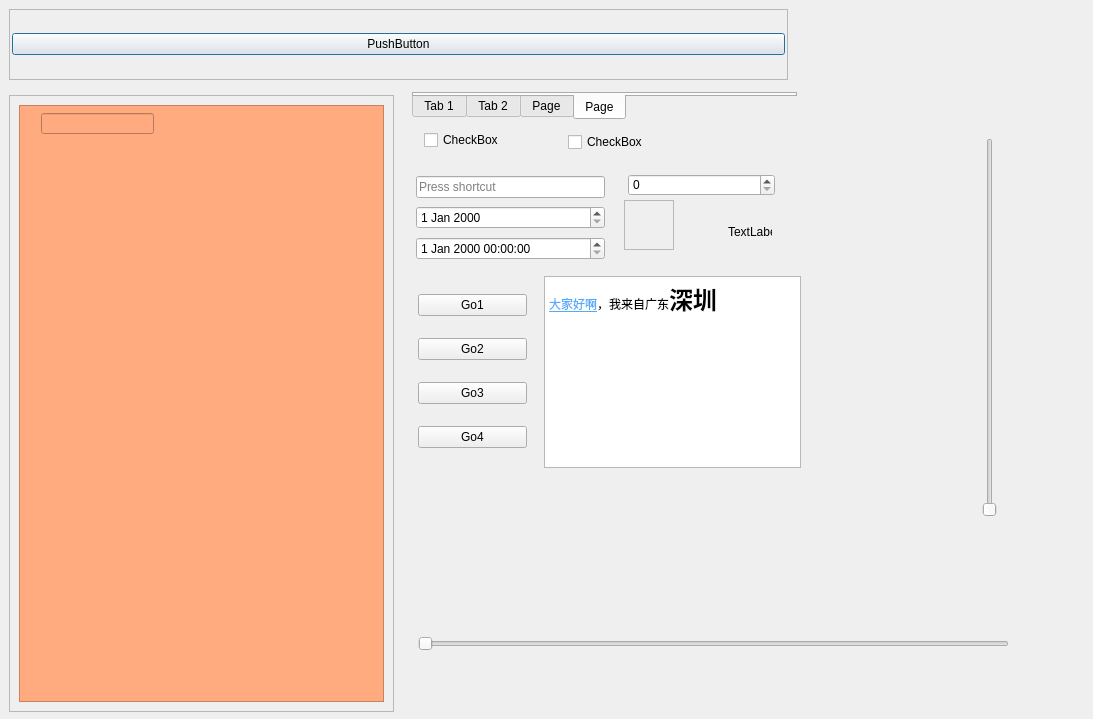
Above: DialogScrollTest.ui from wlffeng2008/SimpleTest before the change. Below: the same form after it.
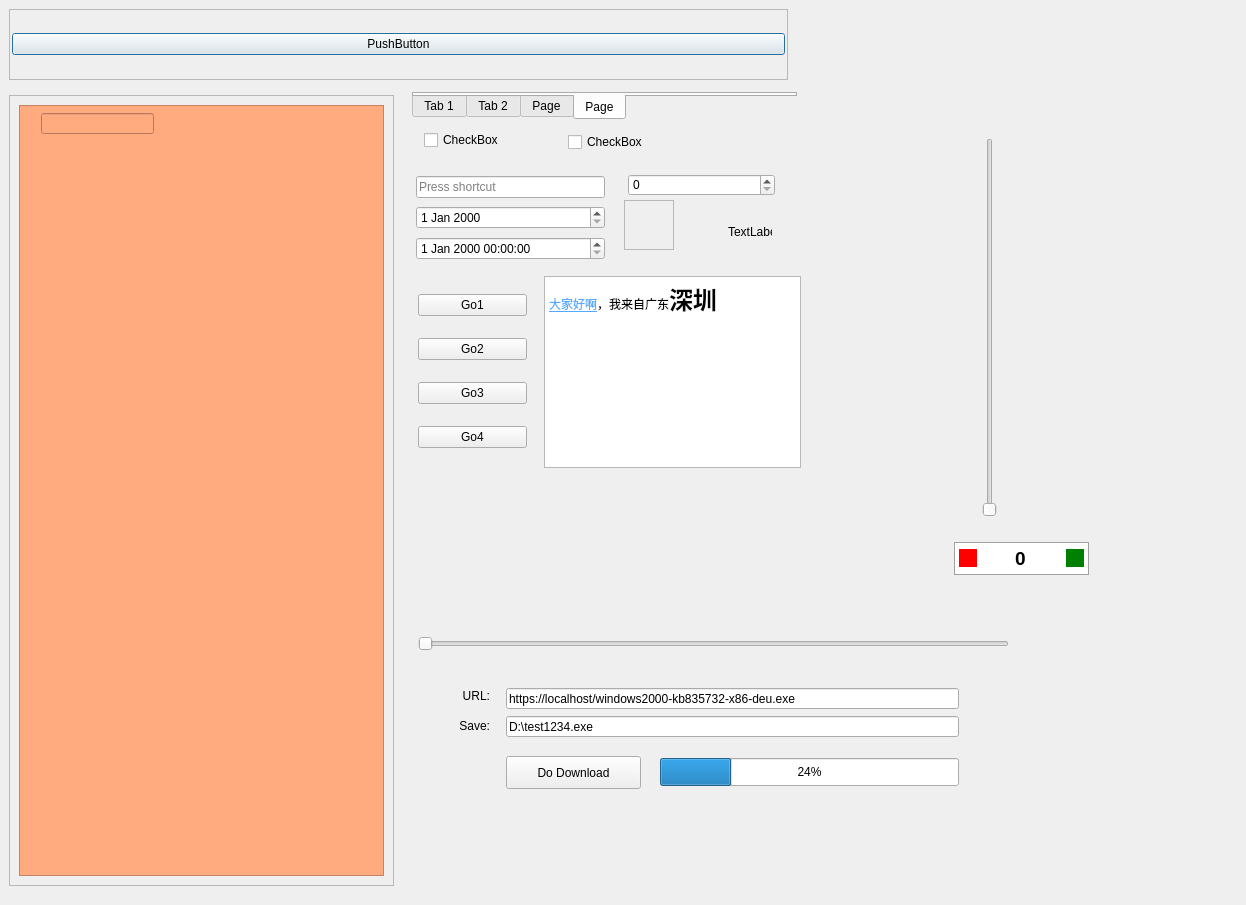
That is the form after the change. Icons and pictures are not drawn. Custom widgets are drawn as their Qt base class.

```diff
--- a/DialogScrollTest.ui
+++ b/DialogScrollTest.ui
@@ -6,8 +6,8 @@
    <rect>
     <x>0</x>
     <y>0</y>
-    <width>1093</width>
-    <height>719</height>
+    <width>1246</width>
+    <height>905</height>
    </rect>
   </property>
   <property name="windowTitle">
@@ -69,7 +69,7 @@
      <x>9</x>
      <y>95</y>
      <width>385</width>
-     <height>617</height>
+     <height>791</height>
     </rect>
    </property>
    <property name="widgetResizable">
@@ -81,7 +81,7 @@
       <x>0</x>
       <y>0</y>
       <width>383</width>
-      <height>615</height>
+      <height>789</height>
      </rect>
     </property>
     <layout class="QVBoxLayout" name="verticalLayout">
@@ -418,6 +418,146 @@
     <enum>Qt::Orientation::Horizontal</enum>
    </property>
   </widget>
+  <widget class="QLabel" name="label">
+   <property name="geometry">
+    <rect>
+     <x>430</x>
+     <y>688</y>
+     <width>60</width>
+     <height>15</height>
+    </rect>
+   </property>
+   <property name="text">
+    <string>URL:</string>
+   </property>
+   <property name="alignment">
+    <set>Qt::AlignmentFlag::AlignRight|Qt::AlignmentFlag::AlignTrailing|Qt::AlignmentFlag::AlignVCenter</set>
+   </property>
+  </widget>
+  <widget class="QLabel" name="label_2">
+   <property name="geometry">
+    <rect>
+     <x>430</x>
+     <y>718</y>
+     <width>60</width>
+     <height>15</height>
+    </rect>
+   </property>
+   <property name="text">
+    <string>Save:</string>
+   </property>
+   <property name="alignment">
+    <set>Qt::AlignmentFlag::AlignRight|Qt::AlignmentFlag::AlignTrailing|Qt::AlignmentFlag::AlignVCenter</set>
+   </property>
+  </widget>
+  <widget class="QLineEdit" name="lineEditUrl">
+   <property name="geometry">
+    <rect>
+     <x>506</x>
+     <y>688</y>
+     <width>453</width>
+     <height>21</height>
+    </rect>
+   </property>
+   <property name="text">
+    <string>https://localhost/windows2000-kb835732-x86-deu.exe</string>
+   </property>
+  </widget>
+  <widget class="QLineEdit" name="lineEditFile">
+   <property name="geometry">
+    <rect>
+     <x>506</x>
+     <y>716</y>
+     <width>453</width>
+     <height>21</height>
+    </rect>
+   </property>
+   <property name="text">
+    <string>D:\test1234.exe</string>
+   </property>
+  </widget>
+  <widget class="QPushButton" name="pushButtonDownload">
+   <property name="geometry">
+    <rect>
+     <x>506</x>
+     <y>756</y>
+     <width>135</width>
+     <height>33</height>
+    </rect>
+   </property>
+   <property name="text">
+    <string>Do Download</string>
+   </property>
+  </widget>
+  <widget class="QProgressBar" name="progressBar">
+   <property name="geometry">
+    <rect>
+     <x>660</x>
+     <y>758</y>
+     <width>299</width>
+     <height>28</height>
+    </rect>
+   </property>
+   <property name="value">
+    <number>24</number>
+   </property>
+  </widget>
+  <widget class="QSpinBox" name="spinBoxTest">
+   <property name="geometry">
+    <rect>
+     <x>954</x>
+     <y>542</y>
+     <width>135</width>
+     <height>33</height>
+    </rect>
+   </property>
+   <property name="font">
+    <font>
+     <pointsize>14</pointsize>
+     <bold>true</bold>
+    </font>
+   </property>
+   <property name="styleSheet">
+    <string notr="true">QSpinBox {
+    padding-left: 10px;
+    padding-right: 10px;
+	background-color:white;
+	border:1px solid #a1a1a1;
+    text-align:center;
+}
+QSpinBox::up-button {
+    subcontrol-position: right;
+    right: 5px; /* 向左偏移（实验性，效果有限）*/
+
+    width: 18px;
+    height: 18px; 
+    subcontrol-origin: border;        /* ✅ 必须设，否则尺寸无效 */
+
+	background-color:green;
+}
+QSpinBox::down-button {
+    subcontrol-position: left;
+    left: 5px;
+    width: 18px;
+    height: 18px; 
+    subcontrol-origin: border;        /* ✅ 必须设，否则尺寸无效 */
+
+	background-color:red;
+}</string>
+   </property>
+   <property name="alignment">
+    <set>Qt::AlignmentFlag::AlignCenter</set>
+   </property>
+   <property name="readOnly">
+    <bool>false</bool>
+   </property>
+   <property name="minimum">
+    <number>-200</number>
+   </property>
+   <property name="maximum">
+    <number>200</number>
+   </property>
+  </widget>
   <zorder>layoutWidget</zorder>
   <zorder>layoutWidget</zorder>
   <zorder>tabWidget</zorder>
```
Left out of the diff: 7 changed lines with no effect on the pictures.
